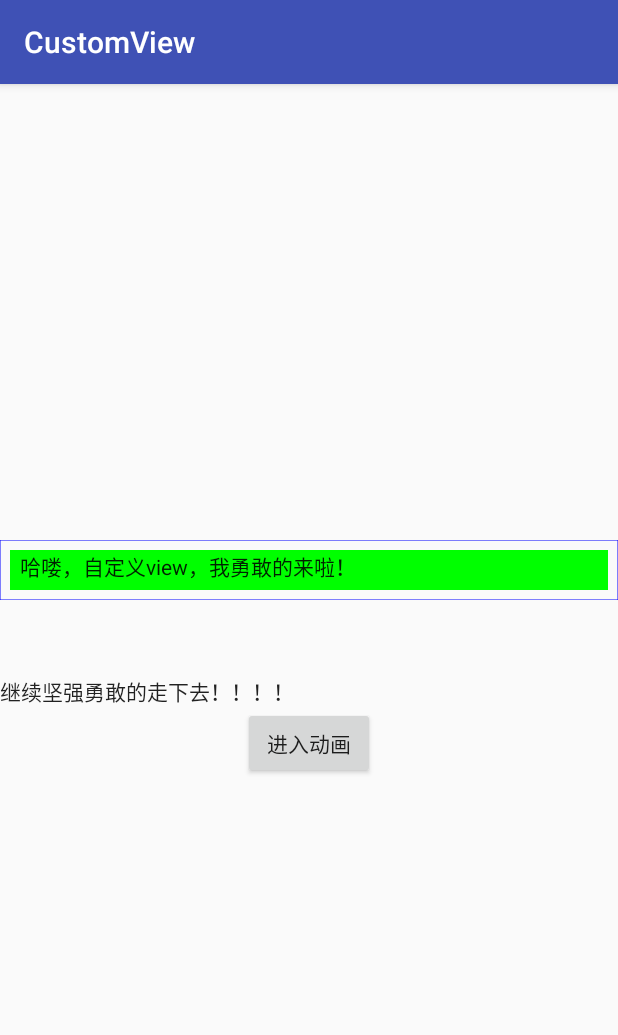
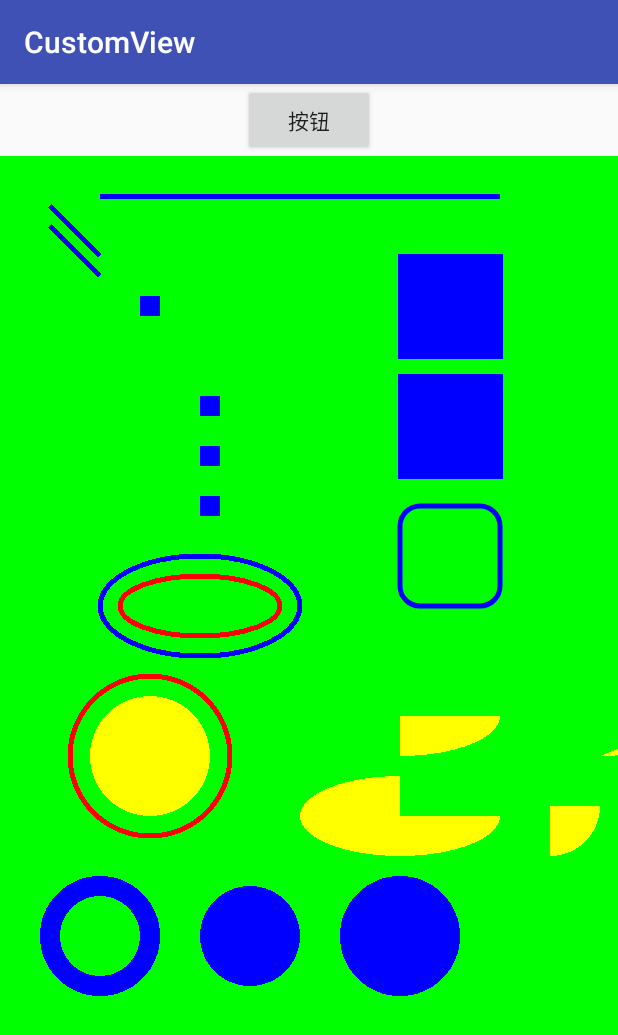
Before and after one commit to zhoxin925/CustomView, an Android app: the screen it shows after launch (MainActivity), on a phone screen of 412 x 824 dp. Shown: the top 1035 px of the screen. Run offline under Robolectric (Android 15) with nearby library versions, the phone set to English and light mode, and no system bars; plain views replace View1.

Commit message:
cnavas practise

```diff
--- a/app/build.gradle
+++ b/app/build.gradle
@@ -5,7 +5,7 @@ android {
     buildToolsVersion "26.0.2"
     defaultConfig {
         applicationId "com.example.zx.customview"
-        minSdkVersion 15
+        minSdkVersion 18
         targetSdkVersion 25
         versionCode 1
         versionName "1.0"
--- a/app/src/main/AndroidManifest.xml
+++ b/app/src/main/AndroidManifest.xml
@@ -18,6 +18,8 @@
         </activity>
 
         <activity android:name=".activity.AnimationActivity"/>
+        <activity android:name=".activity.MatrixActivity"/>
+        <activity android:name=".activity.TestChartActivity"/>
     </application>
 
 </manifest>
--- a/app/src/main/java/com/example/zx/customview/activity/MainActivity.java
+++ b/app/src/main/java/com/example/zx/customview/activity/MainActivity.java
@@ -7,6 +7,7 @@ import android.os.Bundle;
 import android.view.View;
 
 import com.example.zx.customview.R;
+import com.example.zx.customview.view.View5ChartTest;
 
 public class MainActivity extends AppCompatActivity implements View.OnClickListener{
     private Context context;
@@ -20,6 +21,8 @@ public class MainActivity extends AppCompatActivity implements View.OnClickListe
 
     @Override
     public void onClick(View v) {
-        startActivity(new Intent(context, AnimationActivity.class));
+//        startActivity(new Intent(context, AnimationActivity.class));
+//        startActivity(new Intent(context, MatrixActivity.class));
+        startActivity(new Intent(context, TestChartActivity.class));
     }
 }
--- /dev/null
+++ b/app/src/main/java/com/example/zx/customview/view/View4Canvas.java
@@ -0,0 +1,109 @@
+package com.example.zx.customview.view;
+
+import android.content.Context;
+import android.graphics.Canvas;
+import android.graphics.Color;
+import android.graphics.Paint;
+import android.graphics.RectF;
+import android.support.annotation.Nullable;
+import android.util.AttributeSet;
+import android.view.View;
+
+/**
+ * Created by zhouxin on 2018/11/18.
+ * canvas的用法学习
+ */
+
+public class View4Canvas extends View {
+    Paint mPaint;
+    public View4Canvas(Context context) {
+        this(context, null);
+    }
+
+    public View4Canvas(Context context, @Nullable AttributeSet attrs) {
+        this(context, attrs, 0);
+    }
+
+    public View4Canvas(Context context, @Nullable AttributeSet attrs, int defStyleAttr) {
+        super(context, attrs, defStyleAttr);
+        init();
+    }
+
+    private void init() {
+        mPaint = new Paint();
+        mPaint.setColor(Color.BLACK);
+        mPaint.setStyle(Paint.Style.FILL);
+        mPaint.setStrokeWidth(10f);
+    }
+
+    @Override
+    protected void onDraw(Canvas canvas) {
+        super.onDraw(canvas);
+        //画布背景
+        canvas.drawColor(Color.GREEN);
+
+        //绘制点
+        canvas.drawPoint(150, 150, mPaint);
+        canvas.drawPoints(new float[]{210, 250,
+                210, 300,
+                210, 350
+        }, mPaint);
+
+        //绘制线
+        mPaint.setStrokeWidth(5f);
+        canvas.drawLine(100, 40, 500, 40, mPaint);
+        canvas.drawLines(new float[]{50, 50, 100, 100
+                , 50, 70, 100, 120}, mPaint);
+
+        //绘制矩形
+        canvas.drawRect(400, 100, 500, 200, mPaint);
+        canvas.drawRect(new RectF(400f, 220f, 500f, 320f), mPaint);
+        mPaint.setStyle(Paint.Style.STROKE);
+        RectF rectF = new RectF(400, 350, 500, 450);
+        mPaint.setAntiAlias(true);
+        canvas.drawRoundRect(rectF, 20f, 20, mPaint);
+        mPaint.setAntiAlias(false);
+        //canvas.drawRoundRect(420f, 370f, 480f, 430f, 10f, 10f, mPaint);
+
+        //绘制椭圆
+        canvas.drawOval(new RectF(100, 400, 300, 500), mPaint);
+        mPaint.setColor(Color.RED);
+        canvas.drawOval(new RectF(120, 420, 280, 480), mPaint);
+
+        //绘制圆
+        canvas.drawCircle(150, 600, 80, mPaint);
+        mPaint.setStyle(Paint.Style.FILL);
+        mPaint.setColor(Color.YELLOW);
+        canvas.drawCircle(150, 600, 60, mPaint);
+
+        //绘制弧
+        canvas.drawArc(new RectF(300, 520, 500, 600), 0, 90, true, mPaint);
+        canvas.drawArc(new RectF(500, 520, 700, 600), 0, 90, false, mPaint);
+        canvas.drawArc(new RectF(500, 600, 600, 700), 0, 90, true, mPaint);
+        canvas.drawArc(new RectF(300, 620, 500, 700), 0, 270, true, mPaint);
+
+        mPaint.setColor(Color.BLUE);
+        mPaint.setStrokeWidth(20);     //为了实验效果明显，特地设置描边宽度非常大
+        // 描边
+        mPaint.setStyle(Paint.Style.STROKE);
+        canvas.drawCircle(100,780,50,mPaint);
+        // 填充
+        mPaint.setStyle(Paint.Style.FILL);
+        canvas.drawCircle(250,780,50,mPaint);
+        // 描边加填充
+        mPaint.setStyle(Paint.Style.FILL_AND_STROKE);
+        canvas.drawCircle(400, 780, 50, mPaint);
+
+//        //绘制图表
+//        float currentStartAngle = mStartAngle;                    // 当前起始角度
+//        canvas.translate(mWidth / 2, mHeight / 2);                // 将画布坐标原点移动到中心位置
+//        float r = (float) (Math.min(mWidth, mHeight) / 2 * 0.8);  // 饼状图半径
+//        RectF rect = new RectF(-r, -r, r, r);                     // 饼状图绘制区域
+//        for (int i = 0; i < mData.size(); i++) {
+//            PieData pie = mData.get(i);
+//            mPaint.setColor(pie.getColor());
+//            canvas.drawArc(rect, currentStartAngle, pie.getAngle(), true, mPaint);
+//            currentStartAngle += pie.getAngle();
+//        }
+    }
+}
--- a/app/src/main/res/layout/activity_main.xml
+++ b/app/src/main/res/layout/activity_main.xml
@@ -6,26 +6,35 @@
     android:gravity="center"
     android:orientation="vertical">
 
-
     <!--<com.example.zx.customview.view.View1-->
         <!--android:layout_width="wrap_content"-->
         <!--android:layout_height="wrap_content"-->
         <!--android:background="#f4b0b0" />-->
 
-    <com.example.zx.customview.view.View2TextView
-        android:layout_width="match_parent"
-        android:layout_height="40dip"
-        android:text="哈喽，自定义view，我勇敢的来啦！"/>
+    <!--<com.example.zx.customview.view.View2TextView-->
+        <!--android:layout_width="match_parent"-->
+        <!--android:layout_height="40dip"-->
+        <!--android:text="哈喽，自定义view，我勇敢的来啦！"/>-->
 
-    <com.example.zx.customview.view.View3TextView
-        android:layout_marginTop="50dip"
-        android:layout_width="match_parent"
-        android:layout_height="wrap_content"
-        android:text="继续坚强勇敢的走下去！！！！"/>
+    <!--<com.example.zx.customview.view.View3TextView-->
+        <!--android:layout_marginTop="50dip"-->
+        <!--android:layout_width="match_parent"-->
+        <!--android:layout_height="wrap_content"-->
+        <!--android:text="继续坚强勇敢的走下去！！！！"/>-->
+
+    <!--<Button-->
+        <!--android:layout_width="wrap_content"-->
+        <!--android:layout_height="wrap_content"-->
+        <!--android:onClick="onClick"-->
+        <!--android:text="进入动画"/>-->
 
     <Button
         android:layout_width="wrap_content"
         android:layout_height="wrap_content"
         android:onClick="onClick"
-        android:text="进入动画"/>
+        android:text="按钮"/>
+
+    <com.example.zx.customview.view.View4Canvas
+        android:layout_width="match_parent"
+        android:layout_height="match_parent" />
 </LinearLayout>
--- /dev/null
+++ b/app/src/main/res/layout/activity_testchart.xml
@@ -0,0 +1,6 @@
+<?xml version="1.0" encoding="utf-8"?>
+<android.support.constraint.ConstraintLayout
+    xmlns:android="http://schemas.android.com/apk/res/android" android:layout_width="match_parent"
+    android:layout_height="match_parent">
+
+</android.support.constraint.ConstraintLayout>
```
Also changed, not shown: app/src/main/java/com/example/zx/customview/activity/MatrixActivity.java (added, +59 -0 lines), app/src/main/java/com/example/zx/customview/activity/TestChartActivity.java (added, +59 -0 lines), app/src/main/java/com/example/zx/customview/bean/PieChartBean.java (added, +29 -0 lines), app/src/main/java/com/example/zx/customview/view/View5ChartTest.java (added, +84 -0 lines), app/src/main/res/layout/activity_matrix.xml (added, +19 -0 lines).
